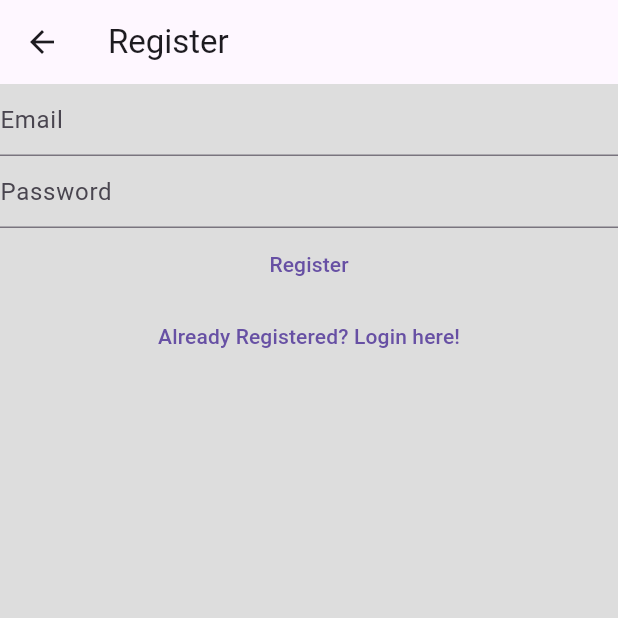
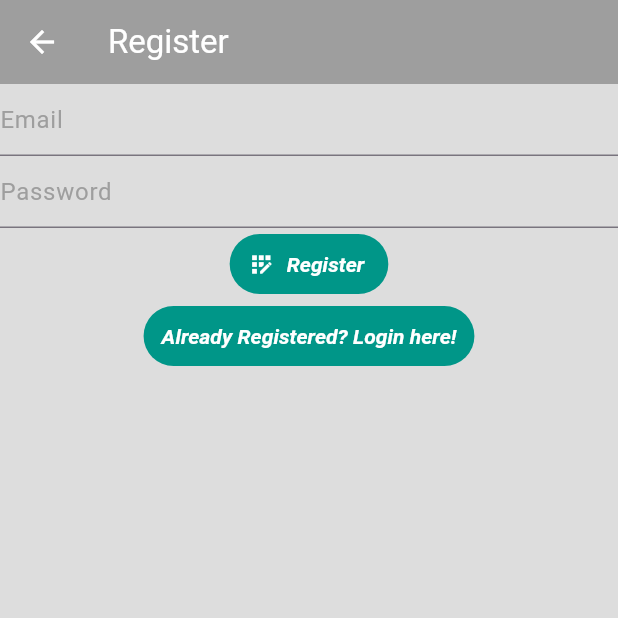
Before and after one commit to moslem-asaad/Injury-Recovery, a Flutter app: the RegisterView screen opened by its route, on a phone screen of 412 x 824 dp, the top half of it. Run offline on Flutter 3.47's test engine with Material 3 defaults, Android fonts, the phone set to English and light mode, and no system bars; our stand-ins replace firebase_auth, firebase_core; accounts and stored records are empty.

Commit message:
making register screen view a little better

```diff
--- a/lib/views/register_view.dart
+++ b/lib/views/register_view.dart
@@ -35,7 +35,10 @@ class _RegisterViewState extends State<RegisterView> {
   @override
   Widget build(BuildContext context) {
     return Scaffold(
-      appBar: AppBar(title: const Text('Register'),),
+        appBar: AppBar(title: const Text('Register'),
+        foregroundColor: const Color.fromARGB(255, 255, 255, 255),
+        backgroundColor: Colors.grey,
+      ),
       body: Column(
         children: [
           TextField(
@@ -45,7 +48,10 @@ class _RegisterViewState extends State<RegisterView> {
             keyboardType: TextInputType.emailAddress,
             decoration: const InputDecoration(
               hintText: 'Email',
+              hintStyle: TextStyle(color: Colors.grey),
             ),
+            cursorColor: Colors.white,
+            style: TextStyle(color: const Color.fromARGB(255, 217, 217, 217)),
           ),
           TextField(
             controller: _password,
@@ -54,9 +60,12 @@ class _RegisterViewState extends State<RegisterView> {
             autocorrect: false,
             decoration: const InputDecoration(
               hintText: 'Password',
+              hintStyle: TextStyle(color: Colors.grey),
             ),
+            cursorColor: Colors.white,
+            style: TextStyle(color: const Color.fromARGB(255, 217, 217, 217)),
           ),
-          TextButton(
+          TextButton.icon(
             onPressed: () async {
               final email = _email.text;
               final password = _password.text;
@@ -75,7 +84,18 @@ class _RegisterViewState extends State<RegisterView> {
                 await showErrorDialog(context, 'Failed to register');
               }
             },
-            child: const Text('Register'),
+            style: TextButton.styleFrom(
+            foregroundColor: Colors.white,
+            backgroundColor: Colors.teal,
+            disabledBackgroundColor: Colors.grey,
+            textStyle: const TextStyle(
+              fontWeight: FontWeight.bold,
+              fontStyle: FontStyle.italic,
+              )
+            ),
+            icon: const Icon(Icons.app_registration),
+            label: const Text('Register'),
+            //child: const Text('Register'),
           ),
           TextButton(onPressed: (){
             Navigator.of(context).pushNamedAndRemoveUntil(loginRoute,
@@ -83,6 +103,15 @@ class _RegisterViewState extends State<RegisterView> {
             );
           },
           child: const Text('Already Registered? Login here!'),
+          style: TextButton.styleFrom(
+            foregroundColor: Colors.white,
+            backgroundColor: Colors.teal,
+            disabledBackgroundColor: Colors.grey,
+            textStyle: const TextStyle(
+              fontWeight: FontWeight.bold,
+              fontStyle: FontStyle.italic,
+              )
+            ),
           )
         ],
       ),
```
